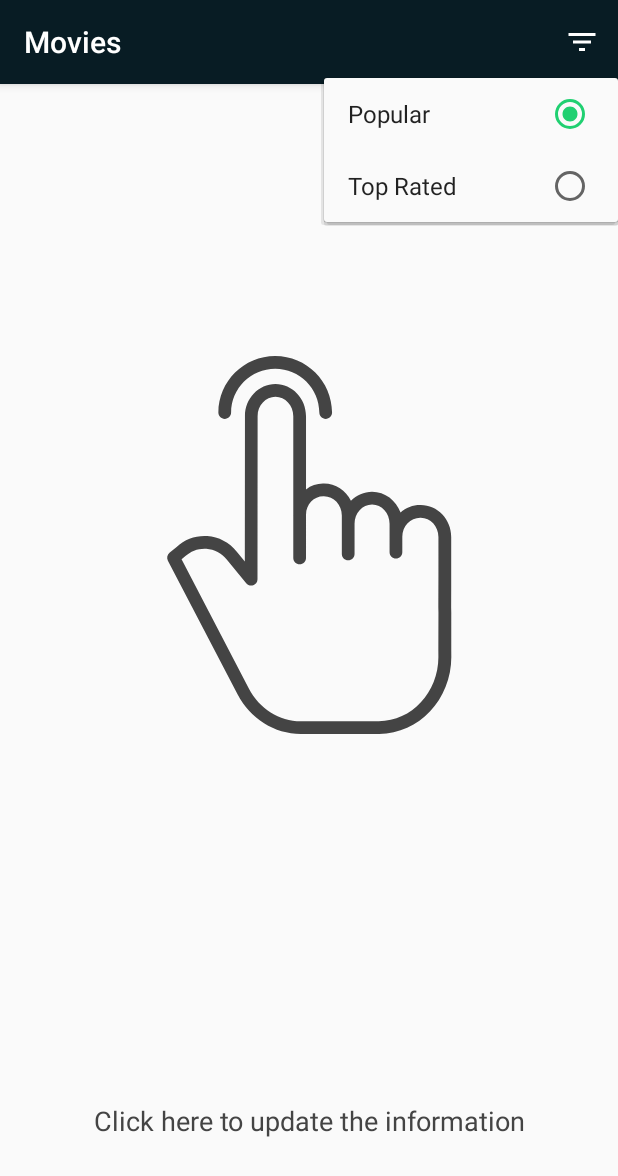
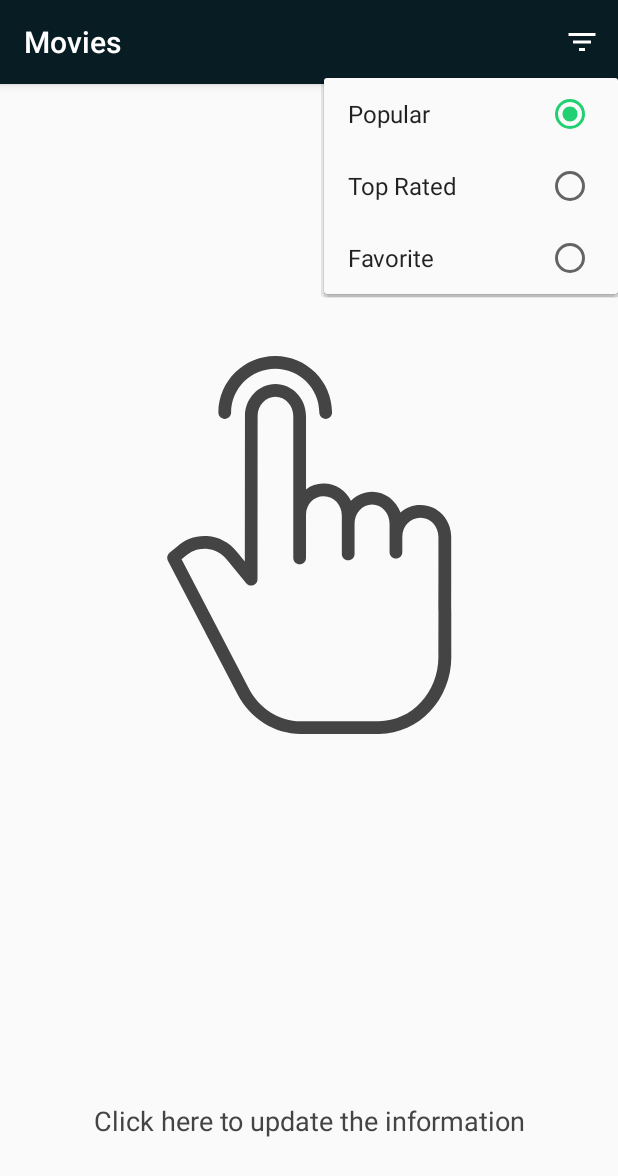
Before and after one commit to gerus9/popular-movies-2, an Android app: the screen it shows after launch (MoviesActivity), after a tap on "Filter", on a phone screen of 412 x 824 dp. Shown: the top 1176 px of the screen. Run offline under Robolectric (Android 15) with nearby library versions, the phone set to English and light mode, and no system bars; our stand-ins replace Picasso, Room's generated code; pictures from the network do not load; 1 other tap on this screen came first.

Commit message:
Set favorite filter.

```diff
--- a/app/src/main/res/menu/menu_type_filter.xml
+++ b/app/src/main/res/menu/menu_type_filter.xml
@@ -13,5 +13,11 @@
 			android:orderInCategory="2"
 			android:title="@string/filter_top_rated"
 			app:showAsAction="ifRoom" />
+
+		<item
+			android:id="@+id/filter_favorite"
+			android:orderInCategory="3"
+			android:title="@string/favorite"
+			app:showAsAction="ifRoom" />
 	</group>
 </menu>
--- a/app/src/main/res/values/strings.xml
+++ b/app/src/main/res/values/strings.xml
@@ -15,4 +15,5 @@
 	<string name="image_size_backdrop">w780</string>
 	<string name="detail_error_message">Movie data not available</string>
 	<string name="favorite">Favorite</string>
+	<string name="click_favorite">You haven\'t favorites movies</string>
 </resources>
```
Also changed, not shown: app/src/main/res/drawable/vc_star_empty_dark.xml (added, +9 -0 lines).
